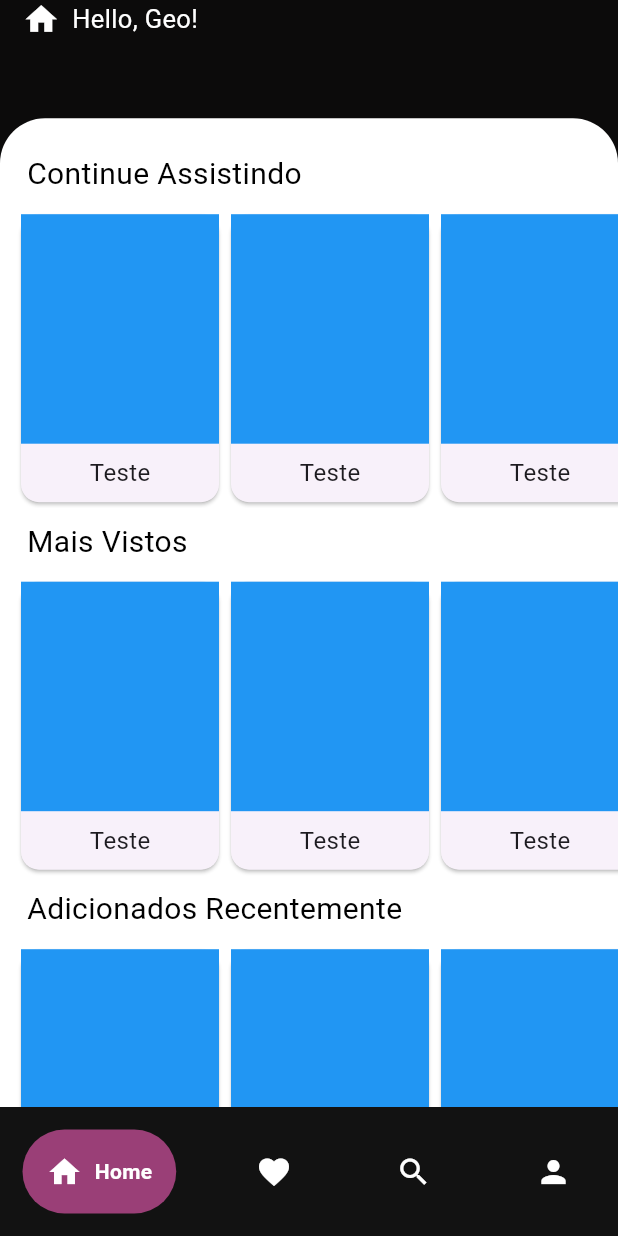
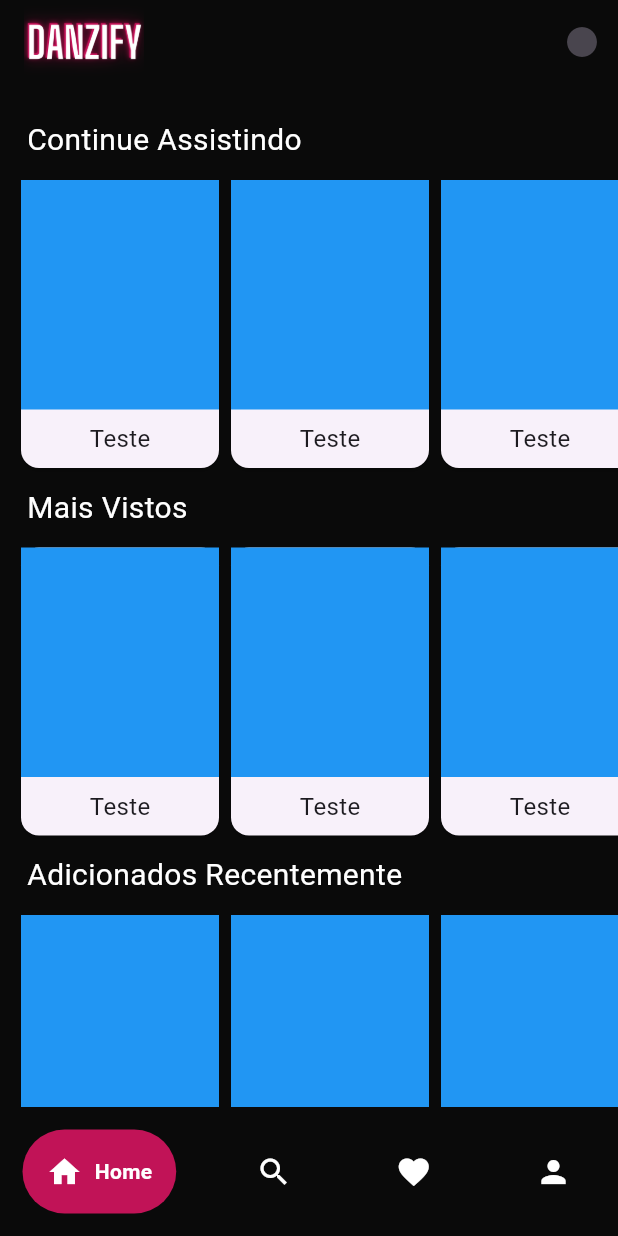
Before and after one commit to Geotryy/Danzify, a Flutter app: the BaseScreen screen opened directly, on a phone screen of 412 x 824 dp. Run offline on Flutter 3.47's test engine with Material 3 defaults, Android fonts, the light colour scheme and no system bars; drawn by our look-alikes of google_nav_bar; our stand-ins replace firebase_core; accounts and stored records are empty.

Commit message:
tela de pesquisar criada, e tela home melhorada

```diff
--- a/lib/src/components/home/card.dart
+++ b/lib/src/components/home/card.dart
@@ -1,6 +1,6 @@
-import 'package:flutter/foundation.dart';
+
 import 'package:flutter/material.dart';
-import 'package:flutter/widgets.dart';
+
 
 class CardDance extends StatefulWidget {
   const CardDance({super.key});
@@ -12,7 +12,7 @@ class CardDance extends StatefulWidget {
 class _CardDanceState extends State<CardDance> {
   @override
   Widget build(BuildContext context) {
-    return Card(
+    return const Card(
 
     );
   }
--- a/lib/src/components/home/widget_home.dart
+++ b/lib/src/components/home/widget_home.dart
@@ -5,19 +5,19 @@ Widget titleListView(context, String title) {
     padding: const EdgeInsets.all(8.0),
     child: Text(
       title,
-      style: TextStyle(color: Colors.black, fontSize: 20),
+      style: const TextStyle(color: Colors.white, fontSize: 20),
     ),
   );
 }
 
 Widget listCardHorizontal() {
-  return Container(
+  return SizedBox(
     height: 200,
     child: ListView.builder(
       scrollDirection: Axis.horizontal,
       itemCount: 10,
       itemBuilder: (context, index) {
-        return Container(
+        return SizedBox(
           width: 140,
           child: Card(
             child: Column(
@@ -27,8 +27,8 @@ Widget listCardHorizontal() {
                     color: Colors.blue,
                   ),
                 ),
-                Padding(
-                  padding: const EdgeInsets.all(8.0),
+                const Padding(
+                  padding: EdgeInsets.all(8.0),
                   child: Text(
                     'Teste',
                     style: TextStyle(fontSize: 16),
--- a/lib/src/screens/base/base.dart
+++ b/lib/src/screens/base/base.dart
@@ -20,27 +20,26 @@ class _BaseScreenState extends State<BaseScreen> {
   Widget build(BuildContext context) {
     return Scaffold(
       body: PageView(
-
         controller: pageController,
         physics: const NeverScrollableScrollPhysics(),
         children: const [
           HomeScreen(),
+          SearchScreen(),
           FavoriteScreen(),
-          SearchScreen(),
           ProfileScreen()
         ],
       ),
       bottomNavigationBar: Container(
-        decoration: const BoxDecoration(color: Color(0xFF121212)),
+        decoration: const BoxDecoration(color: Color(0xFF0A0A0A)),
         child: Padding(
           padding: const EdgeInsets.symmetric(horizontal: 15, vertical: 15),
           child: GNav(
               selectedIndex: currentindex,
               gap: 8,
-              backgroundColor: Color(0xFF121212),
+              backgroundColor: Color(0xFF0A0A0A),
               color: Colors.white,
               activeColor: Colors.white,
-              tabBackgroundColor: const Color.fromARGB(146, 255, 97, 194),
+              tabBackgroundColor: Color(0xFFC11357),
               padding: const EdgeInsets.all(16),
               onTabChange: (index) {
                 currentindex = index;
@@ -52,12 +51,12 @@ class _BaseScreenState extends State<BaseScreen> {
                   text: 'Home',
                 ),
                 GButton(
+                  icon: Icons.search,
+                  text: 'Pesquisar',
+                ),
+                GButton(
                   icon: Icons.favorite,
                   text: 'Favoritos',
-                ),
-                GButton(
-                  icon: Icons.search,
-                  text: 'Pesquisar',
                 ),
                 GButton(
                   icon: Icons.person,
--- a/lib/src/screens/home.dart
+++ b/lib/src/screens/home.dart
@@ -7,51 +7,30 @@ class HomeScreen extends StatelessWidget {
   @override
   Widget build(BuildContext context) {
     return Scaffold(
-      body: Stack(
-        children: [
-          // Container de fundo
-          Container(
-            decoration: const BoxDecoration(
-              color: Color.fromARGB(255, 12, 11, 11),
-            ),
-            child: const Column(
-              mainAxisAlignment: MainAxisAlignment.start,
-              crossAxisAlignment: CrossAxisAlignment.start,
-              children: [
-                SafeArea(
-                  child: Row(
-                    children: [
-                      SizedBox(
-                        width: 15,
-                      ),
-                      Icon(
-                        Icons.home,
-                        color: Colors.white,
-                        size: 25,
-                      ), // Cor do ícone
-                      SizedBox(width: 8), // Espaçamento entre o ícone e o texto
-                      Text(
-                        'Hello, Geo!',
-                        style: TextStyle(color: Colors.white, fontSize: 17),
+      backgroundColor: Color(0xFF0A0A0A), // Cor de fundo do Scaffold
+      appBar: AppBar(
+        backgroundColor: Color(0xFF0A0A0A), // Cor do AppBar
+        elevation: 0.0, // Sem sombra
+        automaticallyImplyLeading: false, // Remove a seta de voltar
+        title: Image.asset(
+          'lib/assets/images/danzify.png', height: 80, // Altura da imagem
+          fit: BoxFit.contain,
+        ), // Ajuste dentro do AppBar),
+        actions: [
+          IconButton(
+            onPressed: () {},
+            icon: Icon(Icons.circle),
           ),
         ],
+        flexibleSpace: Container(
+          decoration: const BoxDecoration(
+            color: Color(
+                0xFF0A0A0A), // Cor sólida para garantir que o fundo não mude
           ),
         ),
-              ],
       ),
-          ),
-          // Container branco
-          Align(
-            alignment: Alignment.bottomCenter,
-            child: Container(
+      body: Container(
         padding: EdgeInsets.only(top: 15, left: 10),
-              height: MediaQuery.of(context).size.height * 0.8,
-              decoration: BoxDecoration(
-                color: Colors.white,
-                borderRadius: BorderRadius.vertical(
-                  top: Radius.circular(30),
-                ),
-              ),
         child: ListView(
           children: [
             titleListView(context, 'Continue Assistindo'),
@@ -65,9 +44,6 @@ class HomeScreen extends StatelessWidget {
           ],
         ),
       ),
-          ),
-        ],
-      ),
     );
   }
 }
```
Also changed, not shown: lib/main.dart (+6 -3 lines), lib/src/components/colors/colors.dart (added, +21 -0 lines), lib/src/components/search/widget.dart (added, +30 -0 lines), lib/src/screens/favorite.dart (+22 -1 lines), lib/src/screens/search.dart (+54 -7 lines), lib/assets/images/danzify.png (added), pubspec.lock. Lines whose indentation alone changed are shown as unchanged.
